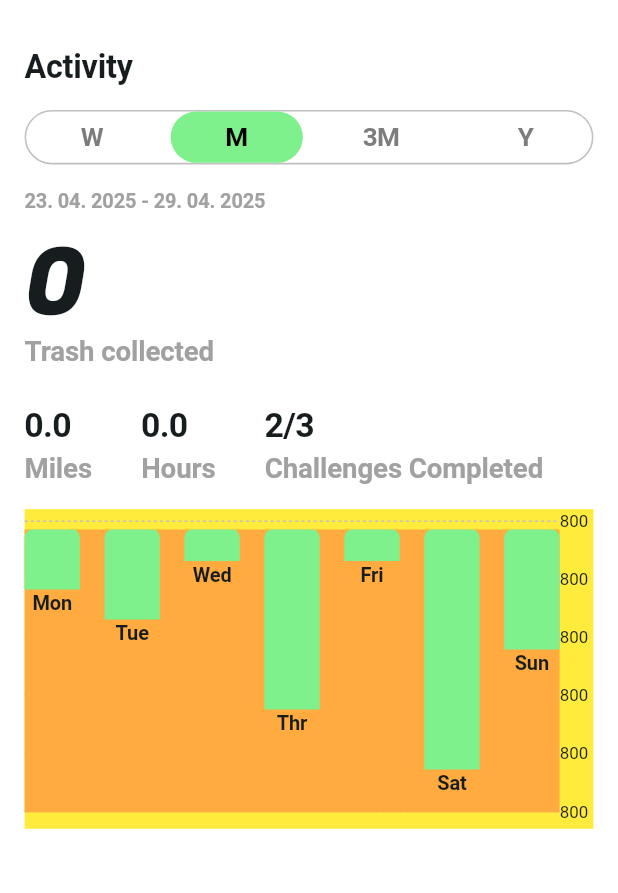
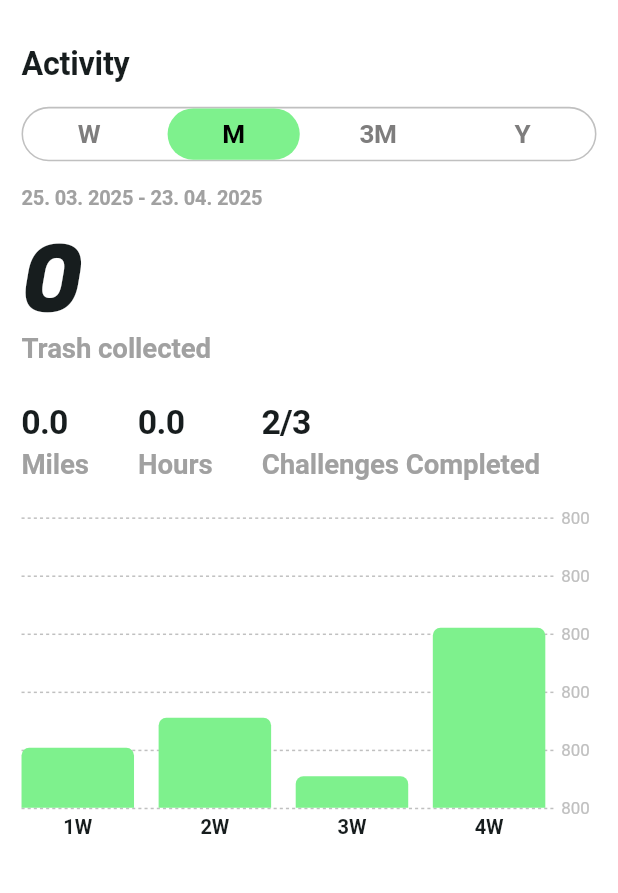
Before and after one commit to Ploop-2025-Solution-Challenge/Ploop-FE, a Flutter app: the ActivityPage widget shown alone on an empty page, opened directly, after a tap on an icon or button, on a phone screen of 412 x 824 dp, the part 122-1015 px from its top. Run offline on Flutter 3.47's test engine with Material 3 defaults, Android fonts, the phone set to English and light mode, and no system bars; drawn by our look-alikes of dotted_line; our stand-ins replace flutter_dotenv, flutter_riverpod, flutter_screenutil, fluttertoast, freezed_annotation, geolocator and 5 more; accounts and stored records are empty; generated files the repository leaves out were written again; Roboto replaces fonts that are missing (SF-Pro, SF-Pro-Display); project files that could hold a hidden picture were left out.

Commit message:
feat: create graph by testdata, refac: state lift to page

```diff
--- a/lib/screen/activity/activity.dart
+++ b/lib/screen/activity/activity.dart
@@ -7,8 +7,15 @@ import 'package:ploop_fe/theme.dart';
 import '../home/ploop_appbar.dart';
 import 'dashboard_text.dart';
 
-class ActivityPage extends StatelessWidget {
+class ActivityPage extends StatefulWidget {
   const ActivityPage({super.key});
+
+  @override
+  State<ActivityPage> createState() => _ActivityPageState();
+}
+
+class _ActivityPageState extends State<ActivityPage> {
+  String selectedRange = 'W';
 
   @override
   Widget build(BuildContext context) {
@@ -16,12 +23,12 @@ class ActivityPage extends StatelessWidget {
       color: GrayScale.white,
       child: SafeArea(
         child: Column(
+          spacing: 8.h,
           crossAxisAlignment: CrossAxisAlignment.start,
-          spacing: 8.h,
           children: [
             const PloopAppBar(),
-            Container(
-              padding: EdgeInsets.all(16.w),
+            Padding(
+              padding: EdgeInsets.all(14.w),
               child: Column(
                 spacing: 16.h,
                 crossAxisAlignment: CrossAxisAlignment.start,
@@ -30,25 +37,21 @@ class ActivityPage extends StatelessWidget {
                     'Activity',
                     style: Theme.of(context).textTheme.headlineLarge,
                   ),
-                  const DateRangePicker(
+                  DateRangePicker(
                     ranges: ['W', 'M', '3M', 'Y'],
+                    selected: selectedRange,
+                    onChanged: (value) {
+                      setState(() {
+                        selectedRange = value;
+                      });
+                    },
                   ),
-                  // text info
                   DashboardTextWidget(
-                    dateRange: (
-                      DateTime.now(),
-                      DateTime.now().add(
-                        const Duration(days: 6),
-                      ),
-                    ),
+                    dateRange: _calculateRange(selectedRange),
                   ),
                   GraphField(
-                    dateRange: (
-                      DateTime.now(),
-                      DateTime.now().add(
-                        const Duration(days: 6),
-                      ),
-                    ),
+                    viewMode: selectedRange,
+                    dateRange: _calculateRange(selectedRange),
                   ),
                 ],
               ),
@@ -58,4 +61,20 @@ class ActivityPage extends StatelessWidget {
       ),
     );
   }
+
+  (DateTime, DateTime) _calculateRange(String range) {
+    final now = DateTime.now();
+
+    switch (range) {
+      case 'M':
+        return (now.subtract(Duration(days: 29)), now);
+      case '3M':
+        return (now.subtract(Duration(days: 89)), now);
+      case 'Y':
+        return (now.subtract(Duration(days: 364)), now);
+      case 'W':
+      default:
+        return (now.subtract(Duration(days: 6)), now);
+    }
+  }
 }
--- a/lib/screen/activity/dashboard_graph.dart
+++ b/lib/screen/activity/dashboard_graph.dart
@@ -6,9 +6,7 @@ import 'package:ploop_fe/theme.dart';
 class SingleBar {
   static Widget makeBar(
       double x, double y, String? label, TextStyle? labelStyle) {
-    return Expanded(
-      child: Column(
-        crossAxisAlignment: CrossAxisAlignment.center,
+    return Column(
       children: [
         Container(
           decoration: BoxDecoration(
@@ -23,21 +21,16 @@ class SingleBar {
         ),
         Text(label ?? '', style: labelStyle),
       ],
-      ),
     );
+    ;
   }
 }
 
-class GraphContainer extends StatelessWidget {
-  const GraphContainer({super.key});
+class RangeSelector {
+  String mode = 'week';
+  static List<Map<String, double>> data = [];
 
-  double setWidth(int width, int spacing, int barCount) {
-    return width - spacing * (barCount - 1);
-  }
-
-  @override
-  Widget build(BuildContext context) {
-    List<Map<String, double>> testData = [
+  static List<Map<String, double>> testWeekData = [
     {'Mon': 40},
     {'Tue': 60},
     {'Wed': 21},
@@ -46,23 +39,97 @@ class GraphContainer extends StatelessWidget {
     {'Sat': 160},
     {'Sun': 80}
   ];
-    return SizedBox(
+  static List<Map<String, double>> testMonthData = [
+    {'1W': 40},
+    {'2W': 60},
+    {'3W': 21},
+    {'4W': 120},
+  ];
+  static List<Map<String, double>> testQuarterData = [
+    {'1M': 40},
+    {'2M': 60},
+    {'3M': 21},
+  ];
+  static List<Map<String, double>> testYearData = [
+    {'1': 40},
+    {'2': 60},
+    {'3': 21},
+    {'4': 120},
+    {'5': 21},
+    {'6': 160},
+    {'7': 80},
+    {'8': 80},
+    {'9': 80},
+    {'10': 80},
+    {'11': 80},
+    {'12': 80},
+  ];
+
+  static List<Map<String, double>> setView(mode) {
+    if (mode == 'W') {
+      data = testWeekData;
+    } else if (mode == 'M') {
+      data = testMonthData;
+    } else if (mode == '3M') {
+      data = testQuarterData;
+    } else if (mode == 'Y') {
+      data = testYearData;
+    }
+
+    return data;
+  }
+}
+
+class GraphContainer extends StatelessWidget {
+  final String viewMode;
+
+  const GraphContainer({super.key, required this.viewMode});
+
+  double setWidth(int width, int spacing, int barCount) {
+    debugPrint("$width, $spacing, $barCount");
+    return (width - spacing * (barCount - 1)) / barCount;
+  }
+
+  @override
+  Widget build(BuildContext context) {
+    final viewData = RangeSelector.setView(viewMode);
+    final singleBarWidth = setWidth(348, 16, viewData.length);
+
+    return Container(
+      // color: Colors.green,
+      width: 348.w,
       child: Row(
-        mainAxisAlignment: MainAxisAlignment.center,
+        crossAxisAlignment: CrossAxisAlignment.end,
         spacing: 16.w,
         children: [
-          ...testData.map(
+          ...viewData.map(
             (e) {
               String day = e.keys.first;
               double value = e[day]!;
-              return SingleBar.makeBar(
-                  setWidth(348, 16, testData.length),
-                  value,
+              return Column(
+                spacing: 4.h,
+                mainAxisAlignment: MainAxisAlignment.end,
+                children: [
+                  Container(
+                    width: singleBarWidth,
+                    height: value,
+                    decoration: BoxDecoration(
+                      color: theme().color_600,
+                      borderRadius: BorderRadius.only(
+                        topLeft: Radius.circular(5.w),
+                        topRight: Radius.circular(5.w),
+                      ),
+                    ),
+                  ),
+                  Text(
                     day,
-                  Theme.of(context)
+                    style: Theme.of(context)
                         .textTheme
                         .bodySmall
-                      ?.copyWith(fontWeight: FontWeight.w600));
+                        ?.copyWith(fontWeight: FontWeight.w600),
+                  ),
+                ],
+              );
             },
           ),
         ],
@@ -72,20 +139,20 @@ class GraphContainer extends StatelessWidget {
 }
 
 class GraphField extends StatelessWidget {
+  final String viewMode;
   final (DateTime, DateTime) dateRange;
 
-  const GraphField({super.key, required this.dateRange});
+  const GraphField(
+      {super.key, required this.dateRange, required this.viewMode});
 
   @override
   Widget build(BuildContext context) {
     return Container(
-      color: Colors.yellow,
+      // color: Colors.yellow,
       padding: EdgeInsets.only(top: 8.h),
-      width: 370.w,
-      height: 226.h,
+      // width: 370.w,
+      height: 260.h,
       child: Column(
-        mainAxisSize: MainAxisSize.min,
-        crossAxisAlignment: CrossAxisAlignment.start,
         children: [
           Stack(
             alignment: Alignment.bottomLeft,
@@ -99,46 +166,16 @@ class GraphField extends StatelessWidget {
                   GraphLine(),
                   GraphLine(),
                   GraphLine(),
+                  SizedBox(),
                 ],
               ),
               Positioned(
-                bottom: 0,
-                child: Container(
-                  color: Colors.orangeAccent,
+                bottom: 18.h,
+                child: SizedBox(
+                  // color: Colors.orangeAccent,
                   width: 348.w,
                   height: 200.h,
-                  child:
-
-                      // child: BarChart(
-                      //   BarChartData(
-                      //     maxY: 160.h,
-                      //     minY: 0,
-                      //     gridData:
-                      //         FlGridData(show: true, horizontalInterval: 200.h / 5),
-                      //     titlesData: FlTitlesData(
-                      //       show: false,
-                      //     ),
-                      //     barGroups: test.barData
-                      //         .map(
-                      //           (data) => BarChartGroupData(
-                      //             x: data.x,
-                      //             barRods: [
-                      //               BarChartRodData(
-                      //                 toY: data.y,
-                      //                 color: theme().color_600,
-                      //                 width: 36.w,
-                      //                 borderRadius: BorderRadius.only(
-                      //                   topLeft: Radius.circular(5.w),
-                      //                   topRight: Radius.circular(5.w),
-                      //                 ),
-                      //               ),
-                      //             ],
-                      //           ),
-                      //         )
-                      //         .toList(),
-                      //   ),
-                      // ),
-                      GraphContainer(),
+                  child: GraphContainer(viewMode: viewMode),
                 ),
               ),
             ],
@@ -156,6 +193,7 @@ class GraphLine extends StatelessWidget {
   @override
   Widget build(BuildContext context) {
     return Row(
+      spacing: 3.w,
       children: [
         DottedLine(
           lineLength: 348.w,
@@ -165,7 +203,10 @@ class GraphLine extends StatelessWidget {
         ),
         Text(
           '800',
-          style: Theme.of(context).textTheme.labelSmall?.copyWith(height: 0.01),
+          style: Theme.of(context)
+              .textTheme
+              .labelSmall
+              ?.copyWith(height: 0.01, color: GrayScale.gray_200),
         ),
       ],
     );
--- a/lib/screen/activity/date_range_picker.dart
+++ b/lib/screen/activity/date_range_picker.dart
@@ -2,33 +2,17 @@ import 'package:flutter/material.dart';
 import 'package:flutter_screenutil/flutter_screenutil.dart';
 import 'package:ploop_fe/theme.dart';
 
-class DateRangePicker extends StatefulWidget {
+class DateRangePicker extends StatelessWidget {
   final List<String> ranges;
+  final String selected;
+  final ValueChanged<String> onChanged;
 
   const DateRangePicker({
     super.key,
     required this.ranges,
+    required this.selected,
+    required this.onChanged,
   });
-
-  @override
-  State<DateRangePicker> createState() => _DateRangePickerState();
-}
-
-class _DateRangePickerState extends State<DateRangePicker> {
-  String? selectedOption; // for single select
-
-  @override
-  void initState() {
-    super.initState();
-    selectedOption = 'W';
-  }
-
-  void handleTap(String label) {
-    debugPrint(label);
-    setState(() {
-      selectedOption = label;
-    });
-  }
 
   @override
   Widget build(BuildContext context) {
@@ -42,13 +26,13 @@ class _DateRangePickerState extends State<DateRangePicker> {
       ),
       child: Row(
         spacing: 8.w,
-        children: widget.ranges.map((label) {
-          final isSelected = selectedOption == label;
+        children: ranges.map((label) {
+          final isSelected = selected == label;
 
           return DateRangeButton(
             label: label,
             isSelected: isSelected,
-            onTap: () => handleTap(label),
+            onTap: () => onChanged(label),
           );
         }).toList(),
       ),
```
Lines whose indentation alone changed are shown as unchanged.
